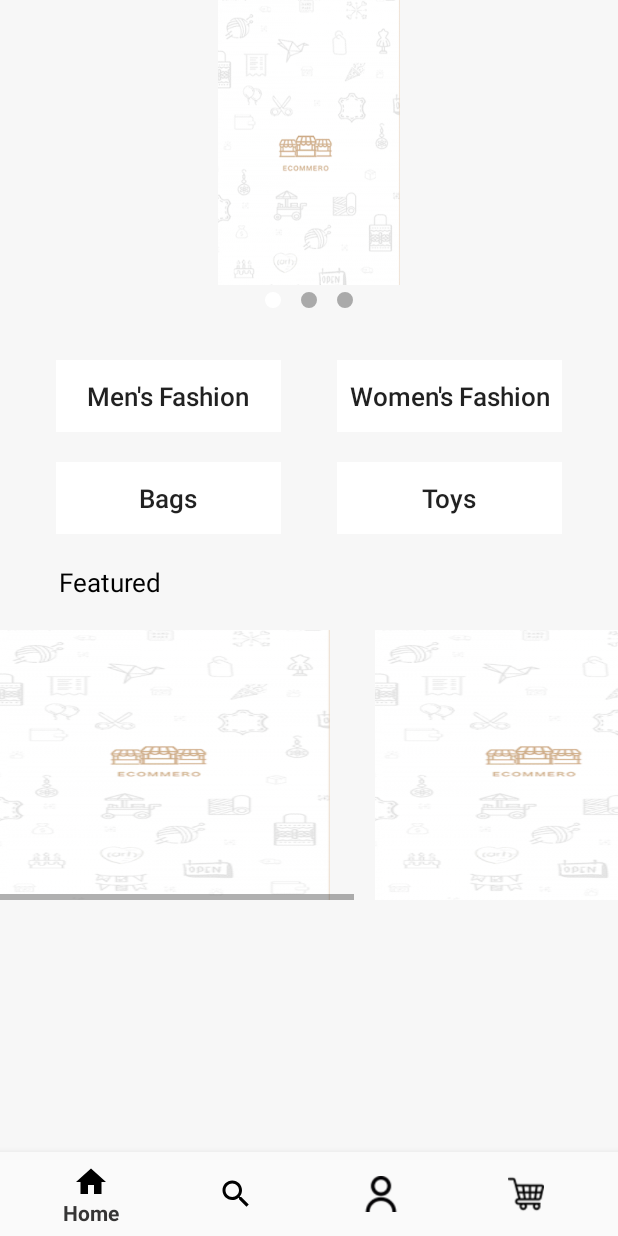
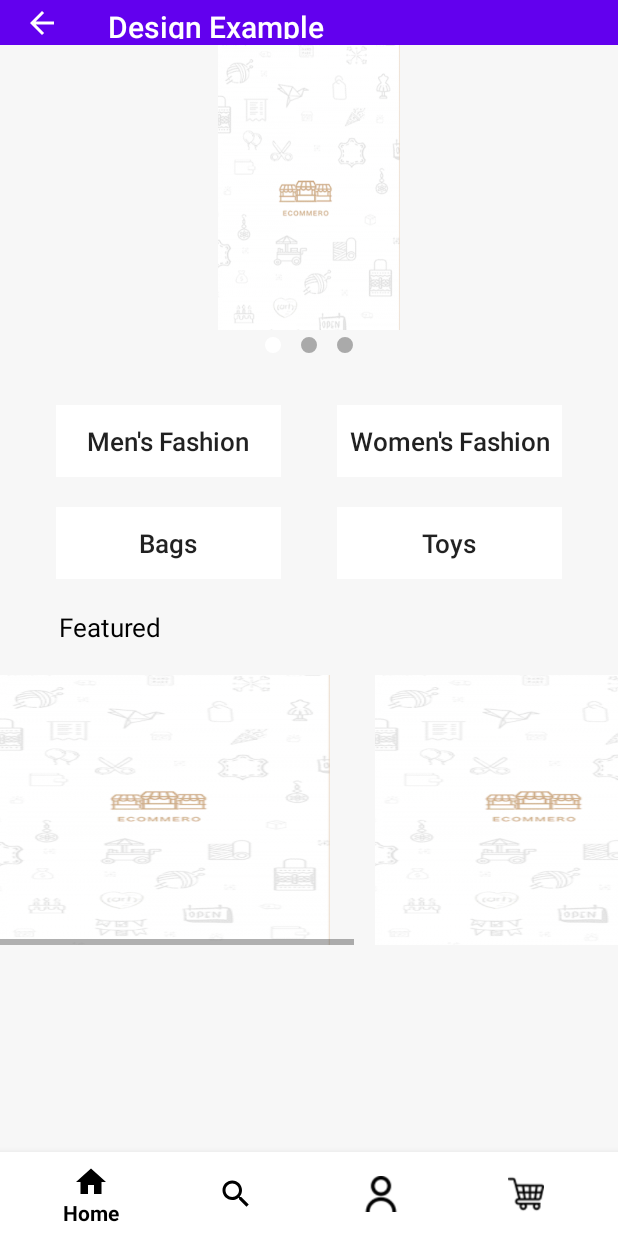
Before and after one commit to JBerat/designProject, an Android app: the screen it shows after launch (HomePage before the commit, HomePageMain after it), after a tap on "Sign In", on a phone screen of 412 x 824 dp. Run offline under Robolectric (Android 15) with nearby library versions, the phone set to English and light mode, and no system bars; our stand-ins replace navigation-ui.

Commit message:
side bar added, pay and item details updated

```diff
--- a/app/src/main/java/com/beratucgul/designexample/HomePage2.java
+++ b/app/src/main/java/com/beratucgul/designexample/HomePage2.java
@@ -22,7 +22,7 @@ public class HomePage2 extends AppCompatActivity {
     protected void onCreate(Bundle savedInstanceState) {
         super.onCreate(savedInstanceState);
         setContentView(R.layout.activity_home_page3);
-        Toolbar toolbar = findViewById(R.id.toolbar);
+    /*    Toolbar toolbar = findViewById(R.id.toolbar);
         setSupportActionBar(toolbar);
         FloatingActionButton fab = findViewById(R.id.fab);
         fab.setOnClickListener(new View.OnClickListener() {
@@ -59,6 +59,8 @@ public class HomePage2 extends AppCompatActivity {
                 || super.onSupportNavigateUp();
     }
 
+     */
 
+    }
 
 }
--- /dev/null
+++ b/app/src/main/java/com/beratucgul/designexample/HomePageMain.java
@@ -0,0 +1,132 @@
+package com.beratucgul.designexample;
+
+import androidx.annotation.NonNull;
+import androidx.annotation.Nullable;
+import androidx.appcompat.app.AppCompatActivity;
+import androidx.appcompat.widget.Toolbar;
+import androidx.drawerlayout.widget.DrawerLayout;
+import androidx.fragment.app.Fragment;
+import androidx.navigation.NavController;
+import androidx.navigation.NavDestination;
+import androidx.navigation.Navigation;
+import androidx.navigation.ui.AppBarConfiguration;
+import androidx.navigation.ui.NavigationUI;
+
+import android.os.Bundle;
+import android.view.MenuItem;
+import android.view.View;
+
+import com.beratucgul.designexample.fragment.PayFragment;
+import com.beratucgul.designexample.fragment.ProfileFragment;
+import com.beratucgul.designexample.fragment.SearchFragment;
+import com.beratucgul.designexample.fragment.homefragment;
+import com.google.android.material.bottomnavigation.BottomNavigationMenu;
+import com.google.android.material.bottomnavigation.BottomNavigationPresenter;
+import com.google.android.material.bottomnavigation.BottomNavigationView;
+import com.google.android.material.navigation.NavigationView;
+
+import java.util.Objects;
+
+public class HomePageMain extends AppCompatActivity {
+    Toolbar mToolbar;
+    DrawerLayout drawerLayout;
+    NavigationView navigationView;
+    AppBarConfiguration mAppBarConfiguration;
+    BottomNavigationView bottomNavigation;
+
+
+    @Override
+    protected void onCreate(Bundle savedInstanceState) {
+        super.onCreate(savedInstanceState);
+            setContentView(R.layout.activity_home_page_main);
+
+        mToolbar =  findViewById(R.id.toolbarLast);
+        setSupportActionBar(mToolbar);
+
+       // Objects.requireNonNull(getSupportActionBar()).setDisplayHomeAsUpEnabled(true);
+      //  getSupportActionBar().setDisplayShowHomeEnabled(true);
+        drawerLayout = findViewById(R.id.navigation_layout);
+        navigationView = findViewById(R.id.navigation_view);
+
+        mAppBarConfiguration = new AppBarConfiguration.Builder(R.id.navigation_home, R.id.navigation_search, R.id.navigation_profile, R.id.navigation_pay)
+                .setDrawerLayout(drawerLayout)
+                .build();
+
+        NavController navController = Navigation.findNavController(this,R.id.nav_host_fragment);
+        NavigationUI.setupWithNavController(navigationView, navController);
+        getSupportActionBar().setDisplayHomeAsUpEnabled(true);
+
+        bottomNavigation = findViewById(R.id.bottom_navigation);
+       // bottomNavigation.setOnNavigationItemSelectedListener(mOnNavigationItemSelectedListener);
+        NavigationUI.setupWithNavController(bottomNavigation, navController);
+
+       // View navView = navigationView.inflateHeaderView(R.layout.nav_header_main);
+
+      /*  navController.addOnDestinationChangedListener(new NavController.OnDestinationChangedListener() {
+            @Override
+            public void onDestinationChanged(@NonNull NavController controller, @NonNull NavDestination destination, @Nullable Bundle arguments) {
+
+                if(destination.getId() == R.id.nav_home || destination.getId() == R.id.nav_search || destination.getId() == R.id.nav_profile ||
+                        destination.getId() == R.id.nav_pay) {
+                    bottomNavigationMenu.setVisibility(View.GONE);
+                }
+                else{
+                    bottomNavigationMenu.setVisibility(View.VISIBLE);
+                }
+            }
+        });
+
+       */
+
+
+    }
+ /*   private boolean loadFragment(Fragment fragment) {
+        if (fragment != null) {
+            getSupportFragmentManager()
+                    .beginTransaction()
+                    .replace(R.id.fragment_container, fragment)
+                    .commit();
+            return true;
+        }
+        return false;
+    }
+
+
+    private BottomNavigationView.OnNavigationItemSelectedListener mOnNavigationItemSelectedListener
+            = new BottomNavigationView.OnNavigationItemSelectedListener() {
+
+        @Override
+        public boolean onNavigationItemSelected(@NonNull MenuItem item) {
+
+            Fragment fragment = null;
+
+            switch (item.getItemId()) {
+                case R.id.navigation_home:
+                    fragment = new homefragment();
+                    break;
+                case R.id.navigation_search:
+                    fragment = new SearchFragment();
+                    break;
+                case R.id.navigation_profile:
+                    fragment = new ProfileFragment();
+                    break;
+                case R.id.navigation_pay:
+                    fragment = new PayFragment();
+                    break;
+            }
+            return loadFragment(fragment);
+        }
+    };
+
+
+  */
+
+
+    @Override
+    public boolean onSupportNavigateUp() {
+        NavController navController = Navigation.findNavController(this, R.id.nav_host_fragment);
+        return NavigationUI.navigateUp(navController, mAppBarConfiguration)
+                || super.onSupportNavigateUp();
+    }
+
+}
--- a/app/src/main/java/com/beratucgul/designexample/MainActivity.java
+++ b/app/src/main/java/com/beratucgul/designexample/MainActivity.java
@@ -32,7 +32,7 @@ public class MainActivity extends AppCompatActivity {
 
     public void signIn(View view) {
 
-        Intent intent = new Intent(MainActivity.this, HomePage.class);
+        Intent intent = new Intent(MainActivity.this, HomePageMain.class);
         startActivity(intent);
         finish();
 
--- a/app/src/main/java/com/beratucgul/designexample/fragment/PayFragment.java
+++ b/app/src/main/java/com/beratucgul/designexample/fragment/PayFragment.java
@@ -86,14 +86,25 @@ public class PayFragment extends Fragment {
         SharedPreferences Size = getActivity().getSharedPreferences("Size", Context.MODE_PRIVATE);
         String size = Size.getString("size", "");
 
+      /*  SharedPreferences Desc = getActivity().getSharedPreferences("Desc", Context.MODE_PRIVATE);
+        String desc = Desc.getString("desc", "");
+
+       */
+
+        SharedPreferences Name = getActivity().getSharedPreferences("Name", Context.MODE_PRIVATE);
+        String name = Name.getString("name", "");
+
+        SharedPreferences Type = getActivity().getSharedPreferences("Type", Context.MODE_PRIVATE);
+        String type = Type.getString("type", "");
+
 
         payCartPhoto.add(photo);
         //payCartPhoto.add(photo);
 
-        fashionNameList.add("Deneme2");
+        fashionNameList.add(name);
         //fashionNameList.add("deneme3");
 
-        fashionTypeList.add("Deneme2");
+        fashionTypeList.add(type);
         //fashionTypeList.add("deneme3");
 
         fashionSizeList.add("deneme3");
@@ -117,6 +128,8 @@ public class PayFragment extends Fragment {
 
 
 
+       // payCartRecyclerAdapter.notifyDataSetChanged();
+
 
 
         // Inflate the layout for this fragment
--- a/app/src/main/java/com/beratucgul/designexample/fragment/womanTopItemDetailFragment.java
+++ b/app/src/main/java/com/beratucgul/designexample/fragment/womanTopItemDetailFragment.java
@@ -1,5 +1,6 @@
 package com.beratucgul.designexample.fragment;
 
+import android.content.ClipData;
 import android.content.Context;
 import android.content.Intent;
 import android.content.SharedPreferences;
@@ -104,6 +105,11 @@ public class womanTopItemDetailFragment extends Fragment {
                 editor1.commit();
 
 
+                SharedPreferences ItemDesc = getActivity().getSharedPreferences("Desc", Context.MODE_PRIVATE);
+                SharedPreferences.Editor editor2 = ItemDesc.edit();
+                editor2.putString("desc",topItemDescription.getText().toString());
+                editor2.commit();
+
 
 
                 SharedPreferences womanTopItem = getActivity().getSharedPreferences("WomanTopId", Context.MODE_PRIVATE);
--- a/app/src/main/java/com/beratucgul/designexample/fragment/womenTopFragment.java
+++ b/app/src/main/java/com/beratucgul/designexample/fragment/womenTopFragment.java
@@ -92,6 +92,18 @@ public class womenTopFragment extends Fragment {
                editor.putInt("image", TopPhoto.get(position));
                editor.commit();
 
+               SharedPreferences Name = getActivity().getSharedPreferences("Name", Context.MODE_PRIVATE);
+               SharedPreferences.Editor editor1 = Name.edit();
+               editor1.putString("name", TopName.get(position));
+               editor1.commit();
+
+               SharedPreferences Type = getActivity().getSharedPreferences("Type", Context.MODE_PRIVATE);
+               SharedPreferences.Editor editor2 = Type.edit();
+               editor2.putString("type", TopType.get(position));
+               editor2.commit();
+
+
+
 
 
 
--- /dev/null
+++ b/app/src/main/res/layout/activity_home_page_main.xml
@@ -0,0 +1,32 @@
+<?xml version="1.0" encoding="utf-8"?>
+<androidx.drawerlayout.widget.DrawerLayout
+    xmlns:android="http://schemas.android.com/apk/res/android"
+    xmlns:app="http://schemas.android.com/apk/res-auto"
+    xmlns:tools="http://schemas.android.com/tools"
+    android:id="@+id/navigation_layout"
+    android:fitsSystemWindows="true"
+    tools:openDrawer="start"
+    android:layout_width="match_parent"
+    android:layout_height="match_parent"
+    tools:context=".HomePageMain">
+
+    <include
+        layout="@layout/custom_app_bar"
+        android:layout_width="match_parent"
+        android:layout_height="wrap_content"/>
+
+    <com.google.android.material.navigation.NavigationView
+        android:layout_width="match_parent"
+        android:layout_height="match_parent"
+        android:id="@+id/navigation_view"
+        android:layout_gravity="start"
+        android:fitsSystemWindows="true"
+        app:menu="@menu/side_bar_drawer">
+
+    </com.google.android.material.navigation.NavigationView>
+
+
+
+
+
+</androidx.drawerlayout.widget.DrawerLayout>
--- /dev/null
+++ b/app/src/main/res/layout/custom_app_bar.xml
@@ -0,0 +1,53 @@
+<?xml version="1.0" encoding="utf-8"?>
+<androidx.coordinatorlayout.widget.CoordinatorLayout xmlns:android="http://schemas.android.com/apk/res/android"
+    android:layout_width="match_parent"
+    android:layout_height="match_parent"
+    xmlns:tools="http://schemas.android.com/tools"
+    xmlns:app="http://schemas.android.com/apk/res-auto"
+    tools:context=".HomePageMain">
+    <LinearLayout
+        android:layout_width="match_parent"
+        android:layout_height="match_parent"
+        android:orientation="vertical">
+        <com.google.android.material.appbar.AppBarLayout
+            android:layout_width="match_parent"
+            android:layout_height="30dp"
+            app:elevation="0dp"
+            android:id="@+id/app_bar"
+            android:theme="@style/AppTheme.AppBarOverlay">
+            <androidx.appcompat.widget.Toolbar
+                android:id="@+id/toolbarLast"
+                android:layout_width="match_parent"
+                android:layout_height="30dp"
+                android:background="@color/colorPrimary"
+                app:popupTheme="@style/AppTheme.PopupOverlay"
+                />
+        </com.google.android.material.appbar.AppBarLayout>
+
+        <fragment
+            android:layout_width="match_parent"
+            android:layout_height="0dp"
+            app:layout_behavior="@string/appbar_scrolling_view_behavior"
+            android:id="@+id/nav_host_fragment"
+            android:name="androidx.navigation.fragment.NavHostFragment"
+            android:layout_weight="1"
+            app:defaultNavHost="true"
+            app:navGraph="@navigation/mobile_navigation" />
+        <com.google.android.material.bottomnavigation.BottomNavigationView
+            android:id="@+id/bottom_navigation"
+            android:layout_width="match_parent"
+            android:layout_height="wrap_content"
+            android:layout_gravity="bottom"
+            android:background="@color/white"
+            app:itemIconTint="#000"
+            app:itemTextColor="#000"
+            app:menu="@menu/bottom_nav_menu" />
+
+
+
+
+
+    </LinearLayout>
+
+
+</androidx.coordinatorlayout.widget.CoordinatorLayout>
--- /dev/null
+++ b/app/src/main/res/layout/custom_dialog_layout.xml
@@ -0,0 +1,6 @@
+<?xml version="1.0" encoding="utf-8"?>
+<LinearLayout xmlns:android="http://schemas.android.com/apk/res/android"
+    android:orientation="vertical" android:layout_width="match_parent"
+    android:layout_height="match_parent">
+
+</LinearLayout>
--- /dev/null
+++ b/app/src/main/res/menu/side_bar_drawer.xml
@@ -0,0 +1,30 @@
+<?xml version="1.0" encoding="utf-8"?>
+<menu xmlns:android="http://schemas.android.com/apk/res/android">
+
+    <group android:checkableBehavior="single">
+
+        <item
+        android:id="@+id/side_home"
+        android:title="Home"
+        android:icon="@drawable/ic_home_black_24dp"></item>
+        <item
+            android:id="@+id/side_"
+            android:title="Profile"
+            android:icon="@drawable/loginuser"></item>
+        <item
+            android:id="@+id/side_search"
+            android:title="Search"
+            android:icon="@drawable/searchicon"></item>
+        <item
+            android:id="@+id/side_address"
+            android:title="Address"
+            android:icon="@drawable/location"></item>
+
+
+
+
+
+
+    </group>
+
+</menu>
--- a/app/src/main/res/navigation/mobile_navigation.xml
+++ b/app/src/main/res/navigation/mobile_navigation.xml
@@ -3,23 +3,66 @@
     xmlns:app="http://schemas.android.com/apk/res-auto"
     xmlns:tools="http://schemas.android.com/tools"
     android:id="@+id/mobile_navigation"
-    app:startDestination="@+id/nav_home">
+    app:startDestination="@+id/navigation_home">
+
+   <fragment
+    android:id="@+id/navigation_home"
+    android:name="com.beratucgul.designexample.fragment.homefragment"
+    android:label="Home"
+    tools:layout="@layout/fragment_home"></fragment>
 
     <fragment
-        android:id="@+id/nav_home"
-        android:name="com.beratucgul.designexample.fragment.homefragment"
-        android:label="@string/menu_home"
-        tools:layout="@layout/fragment_home" />
+        android:id="@+id/navigation_search"
+        android:name="com.beratucgul.designexample.fragment.SearchFragment"
+        android:label="Search"
+        tools:layout="@layout/fragment_search"></fragment>
 
     <fragment
-        android:id="@+id/nav_profile"
+        android:id="@+id/navigation_profile"
         android:name="com.beratucgul.designexample.fragment.ProfileFragment"
-        android:label="@string/menu_gallery"
-        tools:layout="@layout/fragment_profile" />
+        android:label="Profile"
+        tools:layout="@layout/fragment_profile"></fragment>
+    <fragment
+        android:id="@+id/navigation_pay"
+        android:name="com.beratucgul.designexample.fragment.PayFragment"
+        android:label="Pay"
+        tools:layout="@layout/fragment_pay"></fragment>
 
     <fragment
-        android:id="@+id/nav_search"
+        android:id="@+id/side_home"
+        android:name="com.beratucgul.designexample.fragment.homefragment"
+        android:label="Home"
+        tools:layout="@layout/fragment_home"></fragment>
+
+    <fragment
+        android:id="@+id/side_profile"
+        android:name="com.beratucgul.designexample.fragment.ProfileFragment"
+        android:label="Profile"
+        tools:layout="@layout/fragment_profile"></fragment>
+
+    <fragment
+        android:id="@+id/side_search"
         android:name="com.beratucgul.designexample.fragment.SearchFragment"
-        android:label="@string/menu_slideshow"
-        tools:layout="@layout/fragment_search" />
+        android:label="Search"
+        tools:layout="@layout/fragment_search"></fragment>
+
+    <fragment
+        android:id="@+id/side_address"
+        android:name="com.beratucgul.designexample.fragment.MyAddressFragment"
+        android:label="Address"
+        tools:layout="@layout/fragment_my_address"></fragment>
+ <fragment
+     android:id="@+id/side_Favourites"
+     android:name="com.beratucgul.designexample.fragment.MyAddressFragment"
+     android:label="Favourites"
+     tools:layout="@layout/fragment_my_address"></fragment>
+
+
+
+
+
+
+
+
+
 </navigation>
--- a/app/src/main/res/values/styles.xml
+++ b/app/src/main/res/values/styles.xml
@@ -18,4 +18,15 @@
     <style name="AppTheme.AppBarOverlay" parent="ThemeOverlay.AppCompat.Dark.ActionBar" />
     <style name="AppTheme.PopupOverlay" parent="ThemeOverlay.AppCompat.Light" />
 
+
+    <style name="AppTheme.ActionBar.Transparent" parent="Theme.AppCompat.Light.DarkActionBar">
+        <item name="windowActionBarOverlay">true</item>
+        <item name="android:windowContentOverlay">@null</item>
+        <item name="colorPrimary">@android:color/transparent</item>
+        <item name="colorPrimaryDark">@android:color/transparent</item>
+        <item name="windowActionBar">false</item>
+        <item name="windowNoTitle">true</item>
+
+    </style>
+
 </resources>
--- a/build.gradle
+++ b/build.gradle
@@ -5,7 +5,7 @@ buildscript {
         jcenter()
     }
     dependencies {
-        classpath "com.android.tools.build:gradle:4.0.1"
+        classpath 'com.android.tools.build:gradle:4.1.0'
 
         // NOTE: Do not place your application dependencies here; they belong
         // in the individual module build.gradle files
```
Also changed, not shown: app/src/main/AndroidManifest.xml (+8 -5 lines), gradle/wrapper/gradle-wrapper.properties.
